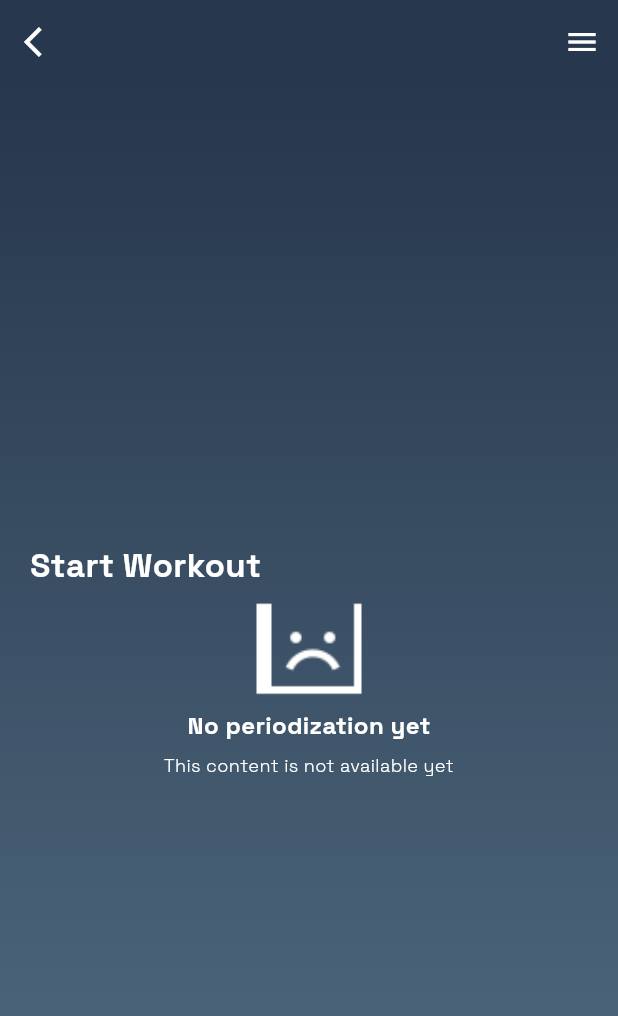
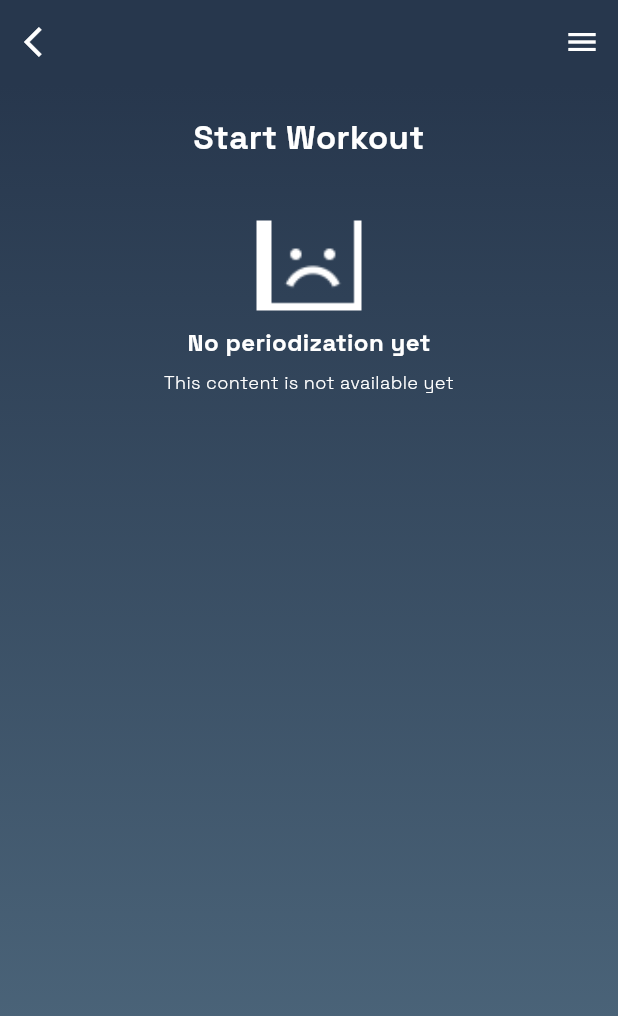
Before and after one commit to faustojc/workout_routine, a Flutter app: the StartWorkout screen opened directly, on a phone screen of 412 x 824 dp. Shown: the top 1016 px of the screen. Run offline on Flutter 3.47's test engine with Material 3 defaults, Android fonts, the light colour scheme and no system bars; our stand-ins replace supabase_flutter; accounts and stored records are empty.

Commit message:
Adjust sizing and positioning

```diff
--- a/lib/widgets/workouts/start_page.dart
+++ b/lib/widgets/workouts/start_page.dart
@@ -96,25 +96,27 @@ class _StartWorkoutState extends State<StartWorkout> {
                   ),
                 ),
                 child: Column(
-                  mainAxisAlignment: MainAxisAlignment.center,
-                  crossAxisAlignment: CrossAxisAlignment.stretch,
                   children: [
                     const Text(
                       'Start Workout',
+                      textAlign: TextAlign.center,
                       style: TextStyle(fontSize: 22, color: ThemeColor.white, fontWeight: FontWeight.w700),
                     ),
+                    const SizedBox(height: 30),
                     (PeriodizationModel.list.isEmpty)
                         ? const EmptyContent(title: "No periodization yet", subtitle: "This content is not available yet")
                         : Align(
+                            heightFactor: 1.5,
                             alignment: Alignment.center,
                             child: Column(
-                              mainAxisAlignment: MainAxisAlignment.spaceEvenly,
+                              mainAxisAlignment: MainAxisAlignment.spaceAround,
+                              crossAxisAlignment: CrossAxisAlignment.stretch,
                               children: PeriodizationModel.list
                                   .map(
                                     (periodization) => ElevatedButton(
                                       onPressed: () {
                                         PeriodizationModel.current = periodization;
-                                        Navigator.pushNamed(context, RouteList.weeks.name);
+                                        Navigator.pushNamed(context, RouteList.periodization.name);
                                       },
                                       style: ElevatedButton.styleFrom(
                                         backgroundColor: ThemeColor.secondary,
```
